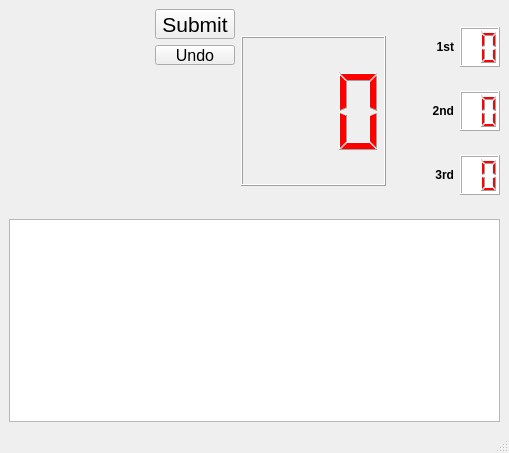
Above: src/x01_mainwindow.ui from m1ld3/dartomato before the change. Below: the same form after it.
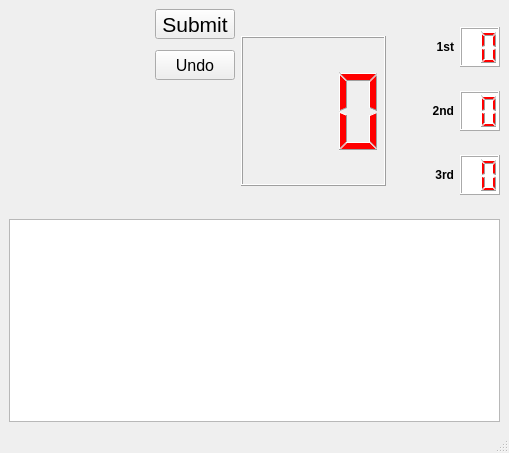
That is the form after the change. Custom widgets are drawn as their Qt base class.

```diff
--- a/src/x01_mainwindow.ui
+++ b/src/x01_mainwindow.ui
@@ -70,6 +70,12 @@
           </item>
           <item>
            <widget class="QPushButton" name="undoButton">
+            <property name="minimumSize">
+             <size>
+              <width>0</width>
+              <height>30</height>
+             </size>
+            </property>
             <property name="maximumSize">
              <size>
               <width>16777215</width>
```
Left out of the diff: 2 changed lines with no effect on the pictures.
